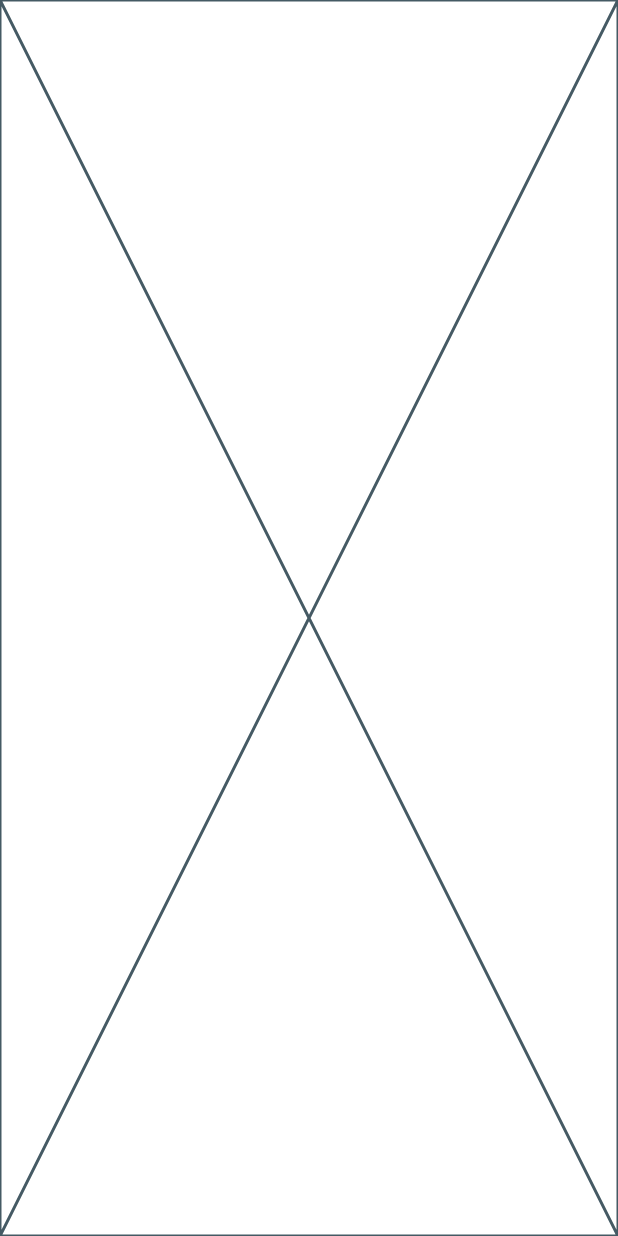
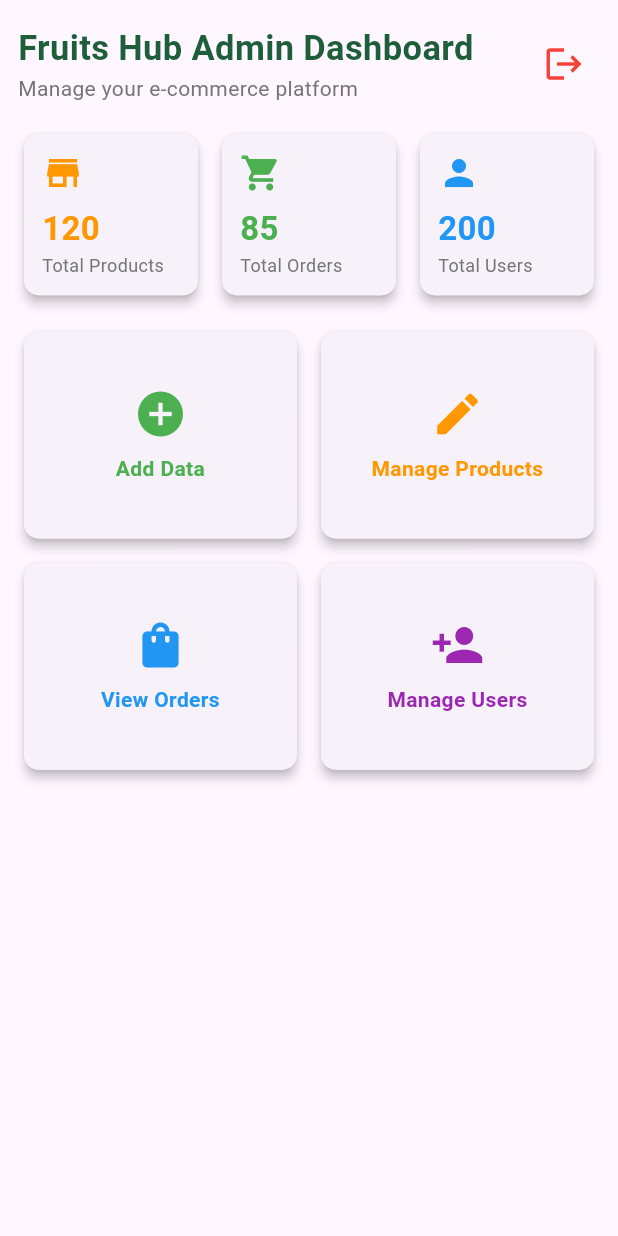
Before and after one commit to mohammed-shaneaf/fruit_hub_dashboard, a Flutter app: the screen it shows after launch, on a phone screen of 412 x 824 dp. Run offline on Flutter 3.47's test engine with Material 3 defaults, Android fonts, the phone set to English and light mode, and no system bars; our stand-ins replace firebase_core; accounts and stored records are empty.

Commit message:
create dashboard ui done

```diff
--- a/lib/app/app_manager.dart
+++ b/lib/app/app_manager.dart
@@ -1,11 +1,15 @@
 import 'package:flutter/material.dart';
 import 'package:fruit_hub_dashboard/app/app_name.dart';
+import 'package:fruit_hub_dashboard/features/dashboard/views/add_data_view.dart';
 import 'package:fruit_hub_dashboard/features/dashboard/views/dashboard_view.dart';
 
 Route<dynamic> onGenerateRoute(RouteSettings settings) {
   switch (settings.name) {
     case AppName.dashboardView:
       return MaterialPageRoute(builder: (context) => DashboardView());
+
+    case AppName.addDataView:
+      return MaterialPageRoute(builder: (context) => const AddDataView());
     default:
       return MaterialPageRoute(
         builder: (context) => Scaffold(
--- a/lib/app/app_name.dart
+++ b/lib/app/app_name.dart
@@ -1,3 +1,4 @@
 class AppName {
   static const String dashboardView = 'dashboardView';
+  static const String addDataView = 'addDataView';
 }
--- /dev/null
+++ b/lib/common/widgets/custom_button.dart
@@ -0,0 +1,24 @@
+import 'package:flutter/material.dart';
+import 'package:fruit_hub_dashboard/core/styles/app_text_style.dart';
+import 'package:fruit_hub_dashboard/core/themes/app_colors_manger.dart';
+
+
+class CustomButton extends StatelessWidget {
+  const CustomButton({super.key, required this.onPressed, required this.text});
+
+  final VoidCallback onPressed;
+  final String text;
+
+  @override
+  Widget build(BuildContext context) {
+    return ElevatedButton(
+      style: ElevatedButton.styleFrom(
+        shape: RoundedRectangleBorder(borderRadius: BorderRadius.circular(16)),
+        minimumSize: const Size(double.infinity, 54),
+        backgroundColor: AppColorsManger.primaryColor,
+      ),
+      onPressed: onPressed,
+      child: Text(text, style: AppTextStyles.bold16.copyWith(color: Colors.white)),
+    );
+  }
+}
--- /dev/null
+++ b/lib/common/widgets/custom_text_form_field.dart
@@ -0,0 +1,57 @@
+import 'package:flutter/material.dart';
+import 'package:fruit_hub_dashboard/core/themes/app_colors_manger.dart';
+
+class CustomTextFormField extends StatelessWidget {
+  const CustomTextFormField({
+    super.key,
+    required this.textInputType,
+    required this.hintText,
+    this.suffixIcon,
+    this.onSaved,
+    this.controller,
+    this.obscureText = false,
+  });
+
+  final TextInputType textInputType;
+  final String hintText;
+  final Widget? suffixIcon;
+  final void Function(String?)? onSaved;
+  final TextEditingController? controller;
+  final bool obscureText;
+
+  @override
+  Widget build(BuildContext context) {
+    return TextFormField(
+      obscureText: obscureText,
+      controller: controller,
+      onSaved: (value) {
+        if (onSaved != null && value != null) {
+          onSaved!(value.trim());
+        }
+      },
+      validator: (value) {
+        final trimmedValue = value?.trim();
+        if (trimmedValue == null || trimmedValue.isEmpty) {
+          return 'هذا الحقل مطلوب';
+        }
+        return null;
+      },
+      keyboardType: textInputType,
+      decoration: InputDecoration(
+        filled: true,
+        suffixIcon: suffixIcon,
+        hintText: hintText,
+        hintStyle: const TextStyle(color: Color(0xff949D9E)),
+        border: buildBorder(),
+        focusedBorder: buildBorder(),
+      ),
+    );
+  }
+
+  OutlineInputBorder buildBorder() {
+    return OutlineInputBorder(
+      borderRadius: BorderRadius.circular(6),
+      borderSide: const BorderSide(color: AppColorsManger.grayColor, width: 1),
+    );
+  }
+}
--- /dev/null
+++ b/lib/core/styles/app_text_style.dart
@@ -0,0 +1,77 @@
+import 'package:flutter/material.dart';
+
+abstract class AppTextStyles {
+  static TextStyle bold13 = const TextStyle(
+    fontWeight: FontWeight.bold,
+    fontSize: 13,
+  );
+  static TextStyle bold23 = const TextStyle(
+    fontWeight: FontWeight.bold,
+    fontSize: 23,
+  );
+
+  static TextStyle semiBold13 = const TextStyle(
+    fontWeight: FontWeight.w600,
+    fontSize: 13,
+  );
+
+  static TextStyle regular13 = const TextStyle(
+    fontWeight: FontWeight.normal,
+    fontSize: 13,
+  );
+
+  static TextStyle bold16 = const TextStyle(
+    fontWeight: FontWeight.bold,
+    fontSize: 16,
+  );
+
+  static TextStyle bold19 = const TextStyle(
+    fontWeight: FontWeight.bold,
+    fontSize: 19,
+  );
+
+  static TextStyle semiBold16 = const TextStyle(
+    fontWeight: FontWeight.w600,
+    fontSize: 16,
+  );
+
+  static TextStyle semiBold19 = const TextStyle(
+    fontWeight: FontWeight.w600,
+    fontSize: 19,
+  );
+
+  static TextStyle bold28 = const TextStyle(
+    fontWeight: FontWeight.bold,
+    fontSize: 28,
+  );
+
+  static TextStyle regular22 = const TextStyle(
+    fontWeight: FontWeight.normal,
+    fontSize: 22,
+  );
+
+  static TextStyle semiBold11 = const TextStyle(
+    fontWeight: FontWeight.w600,
+    fontSize: 11,
+  );
+
+  static TextStyle medium15 = const TextStyle(
+    fontWeight: FontWeight.w500,
+    fontSize: 15,
+  );
+
+  static TextStyle regular26 = const TextStyle(
+    fontWeight: FontWeight.normal,
+    fontSize: 26,
+  );
+
+  static TextStyle regular16 = const TextStyle(
+    fontWeight: FontWeight.normal,
+    fontSize: 16,
+  );
+
+  static TextStyle regular11 = const TextStyle(
+    fontWeight: FontWeight.normal,
+    fontSize: 11,
+  );
+}
--- /dev/null
+++ b/lib/core/themes/app_colors_manger.dart
@@ -0,0 +1,13 @@
+import 'package:flutter/material.dart';
+
+abstract class AppColorsManger {
+  static const Color primaryColor = Color(0xff1F5E3B);
+  static const Color lightprimaryColor = Color(0xff2D9F5D);
+  static const Color lightPrimaryColor = Color(0xFF2D9F5D);
+  static const Color secondaryColor = Color(0xFFF4A91F);
+  static const Color lightSecondaryColor = Color(0xFFF8C76D);
+  static const Color whiteColor = Colors.white;
+  static const Color grayColor = Color(0xff949D9E);
+  static const Color limeGrenn = Color(0xff5db957);
+  static const Color yellow = Color(0xFFF4A91F);
+}
--- /dev/null
+++ b/lib/features/dashboard/views/add_data_view.dart
@@ -0,0 +1,11 @@
+import 'package:flutter/material.dart';
+import 'package:fruit_hub_dashboard/features/dashboard/views/widgets/add_data_view_body.dart';
+
+class AddDataView extends StatelessWidget {
+  const AddDataView({super.key});
+
+  @override
+  Widget build(BuildContext context) {
+    return Scaffold(body: const AddDataViewBody());
+  }
+}
--- a/lib/features/dashboard/views/dashboard_view.dart
+++ b/lib/features/dashboard/views/dashboard_view.dart
@@ -1,10 +1,11 @@
 import 'package:flutter/material.dart';
+import 'package:fruit_hub_dashboard/features/dashboard/views/widgets/dashboard_view_body.dart';
 
 class DashboardView extends StatelessWidget {
   const DashboardView({super.key});
 
   @override
   Widget build(BuildContext context) {
-    return const Placeholder();
+    return Scaffold(body: const DashboardViewBody());
   }
 }
--- /dev/null
+++ b/lib/features/dashboard/views/widgets/add_data_view_body.dart
@@ -0,0 +1,10 @@
+import 'package:flutter/material.dart';
+
+class AddDataViewBody extends StatelessWidget {
+  const AddDataViewBody({super.key});
+
+  @override
+  Widget build(BuildContext context) {
+    return Column(children: []);
+  }
+}
--- /dev/null
+++ b/lib/features/dashboard/views/widgets/dashboard_view_body.dart
@@ -0,0 +1,236 @@
+import 'package:flutter/material.dart';
+import 'package:fruit_hub_dashboard/app/app_name.dart';
+import 'package:fruit_hub_dashboard/core/styles/app_text_style.dart';
+import 'package:fruit_hub_dashboard/core/themes/app_colors_manger.dart';
+
+class DashboardViewBody extends StatelessWidget {
+  const DashboardViewBody({super.key});
+
+  @override
+  Widget build(BuildContext context) {
+    return SafeArea(
+      child: SingleChildScrollView(
+        padding: const EdgeInsets.symmetric(horizontal: 12.0, vertical: 16.0),
+        child: Column(
+          crossAxisAlignment: CrossAxisAlignment.start,
+          children: [
+            // Header
+            _buildHeader(context),
+            const SizedBox(height: 16),
+            // Stats Cards
+            _buildStatsCards(context),
+            const SizedBox(height: 16),
+            // Action Grid
+            _buildActionGrid(context),
+          ],
+        ),
+      ),
+    );
+  }
+
+  Widget _buildHeader(BuildContext context) {
+    return Row(
+      mainAxisAlignment: MainAxisAlignment.spaceBetween,
+      children: [
+        Column(
+          crossAxisAlignment: CrossAxisAlignment.start,
+          children: [
+            Text(
+              'Fruits Hub Admin Dashboard',
+              style: AppTextStyles.bold23.copyWith(
+                color: AppColorsManger.primaryColor,
+              ),
+            ),
+            Text(
+              'Manage your e-commerce platform',
+              style: TextStyle(fontSize: 14, color: Colors.grey[600]),
+            ),
+          ],
+        ),
+        IconButton(
+          icon: const Icon(Icons.logout, color: Colors.red, size: 28),
+          onPressed: () {
+            // TODO: Implement FirebaseAuth.signOut
+            ScaffoldMessenger.of(context).showSnackBar(
+              const SnackBar(content: Text('Logout functionality TBD')),
+            );
+          },
+        ),
+      ],
+    );
+  }
+
+  Widget _buildStatsCards(BuildContext context) {
+    return LayoutBuilder(
+      builder: (context, constraints) {
+        final cardWidth =
+            (constraints.maxWidth - 16) / 3; // Subtract 16px for spacing
+        return Row(
+          children: [
+            Expanded(
+              child: _buildStatCard(
+                title: 'Total Products',
+                value: '120', // Replace with Firestore data
+                icon: Icons.store,
+                color: Colors.orange,
+                width: cardWidth,
+              ),
+            ),
+            const SizedBox(width: 8),
+            Expanded(
+              child: _buildStatCard(
+                title: 'Total Orders',
+                value: '85', // Replace with Firestore data
+                icon: Icons.shopping_cart,
+                color: Colors.green,
+                width: cardWidth,
+              ),
+            ),
+            const SizedBox(width: 8),
+            Expanded(
+              child: _buildStatCard(
+                title: 'Total Users',
+                value: '200', // Replace with Firestore data
+                icon: Icons.person,
+                color: Colors.blue,
+                width: cardWidth,
+              ),
+            ),
+          ],
+        );
+      },
+    );
+  }
+
+  Widget _buildStatCard({
+    required String title,
+    required String value,
+    required IconData icon,
+    required Color color,
+    required double width,
+  }) {
+    return Card(
+      elevation: 3,
+      shape: RoundedRectangleBorder(borderRadius: BorderRadius.circular(10)),
+      child: Container(
+        width: width,
+        padding: const EdgeInsets.all(12.0),
+        child: Column(
+          crossAxisAlignment: CrossAxisAlignment.start,
+          children: [
+            Icon(icon, color: color, size: 28),
+            const SizedBox(height: 8),
+            Text(
+              value,
+              style: TextStyle(
+                fontSize: 22,
+                fontWeight: FontWeight.bold,
+                color: color,
+              ),
+            ),
+            Text(
+              title,
+              style: TextStyle(fontSize: 12, color: Colors.grey[600]),
+            ),
+          ],
+        ),
+      ),
+    );
+  }
+
+  Widget _buildActionGrid(BuildContext context) {
+    return GridView.count(
+      crossAxisCount: 2,
+      shrinkWrap: true,
+      physics: const NeverScrollableScrollPhysics(),
+      crossAxisSpacing: 8,
+      mainAxisSpacing: 8,
+      childAspectRatio: 1.3,
+      children: [
+        _buildActionCard(
+          context,
+          title: 'Add Data',
+          icon: Icons.add_circle,
+          color: Colors.green,
+          onTap: () {
+            Navigator.pushNamed(context, AppName.addDataView);
+            ScaffoldMessenger.of(context).showSnackBar(
+              const SnackBar(content: Text('Add Product screen TBD')),
+            );
+          },
+        ),
+        _buildActionCard(
+          context,
+          title: 'Manage Products',
+          icon: Icons.edit,
+          color: Colors.orange,
+          onTap: () {
+            ScaffoldMessenger.of(context).showSnackBar(
+              const SnackBar(content: Text('Manage Products screen TBD')),
+            );
+          },
+        ),
+        _buildActionCard(
+          context,
+          title: 'View Orders',
+          icon: Icons.shopping_bag,
+          color: Colors.blue,
+          onTap: () {
+            // TODO: Navigate to Orders screen
+            ScaffoldMessenger.of(
+              context,
+            ).showSnackBar(const SnackBar(content: Text('Orders screen TBD')));
+          },
+        ),
+        _buildActionCard(
+          context,
+          title: 'Manage Users',
+          icon: Icons.person_add,
+          color: Colors.purple,
+          onTap: () {
+            // TODO: Navigate to Users screen
+            ScaffoldMessenger.of(context).showSnackBar(
+              const SnackBar(content: Text('Manage Users screen TBD')),
+            );
+          },
+        ),
+      ],
+    );
+  }
+
+  Widget _buildActionCard(
+    BuildContext context, {
+    required String title,
+    required IconData icon,
+    required Color color,
+    required VoidCallback onTap,
+  }) {
+    return Card(
+      elevation: 3,
+      shape: RoundedRectangleBorder(borderRadius: BorderRadius.circular(10)),
+      child: InkWell(
+        onTap: onTap,
+        borderRadius: BorderRadius.circular(10),
+        child: Padding(
+          padding: const EdgeInsets.all(12.0),
+          child: Column(
+            mainAxisAlignment: MainAxisAlignment.center,
+            children: [
+              Icon(icon, size: 36, color: color),
+              const SizedBox(height: 8),
+              Text(
+                title,
+                style: TextStyle(
+                  fontSize: 14,
+                  fontWeight: FontWeight.w600,
+                  color: color,
+                ),
+                textAlign: TextAlign.center,
+              ),
+            ],
+          ),
+        ),
+      ),
+    );
+  }
+}
```
